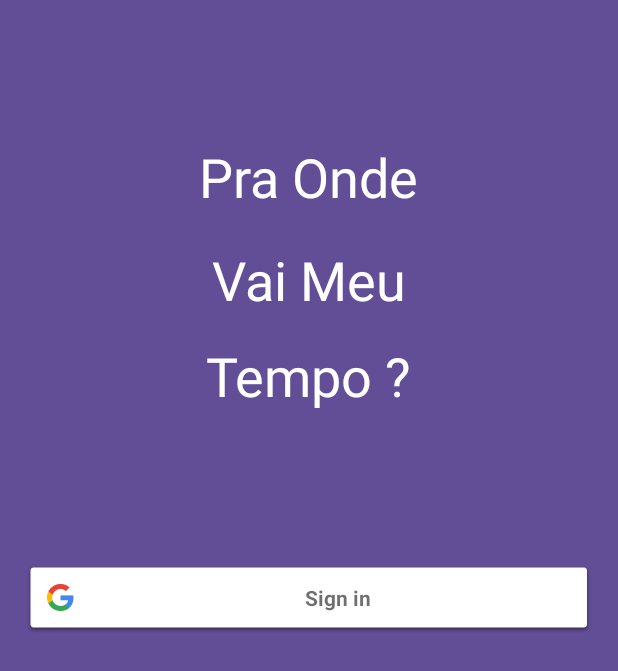
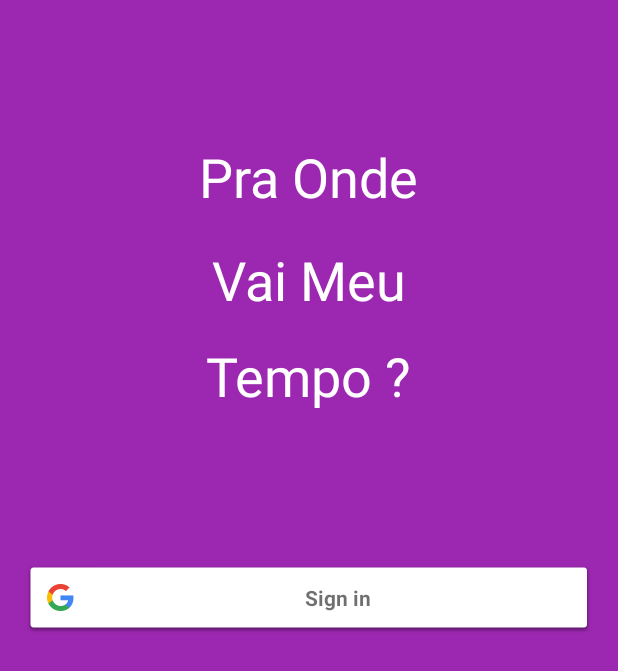
Before and after one commit to pablovfds/POvMTProjetoPiloto, an Android app: the layout activity_login.xml on its own in the app's theme, with its tools: preview values and no code run, on a phone screen of 412 x 824 dp. Shown: the top 671 px of the screen. Run offline under Robolectric (Android 15) with nearby library versions, the phone set to English and light mode, and no system bars.

```diff
--- a/app/src/main/res/layout/activity_login.xml
+++ b/app/src/main/res/layout/activity_login.xml
@@ -8,7 +8,7 @@
     android:paddingLeft="@dimen/activity_horizontal_margin"
     android:paddingRight="@dimen/activity_horizontal_margin"
     android:paddingTop="@dimen/activity_vertical_margin"
-    android:background="@color/cor"
+    android:background="@color/colorPrimary"
     tools:context="com.povmt.les.povmtprojetopiloto.Views.LoginActivity">
 
     <TextView
--- a/app/src/main/res/values/colors.xml
+++ b/app/src/main/res/values/colors.xml
@@ -1,8 +1,15 @@
 <?xml version="1.0" encoding="utf-8"?>
+
 <resources>
-    <color name="colorPrimary">#3F51B5</color>
-    <color name="colorPrimaryDark">#303F9F</color>
-    <color name="colorAccent">#FF4081</color>
-    <color name="cor">#624E97</color>
-    <color name="cor_branca">#FFFFFF</color>
+<color name="colorPrimary">#9C27B0</color>
+<color name="colorPrimaryDark">#7B1FA2</color>
+<color name="primary_light">#E1BEE7</color>
+<color name="colorAccent">#FFC107</color>
+<color name="primary_text">#212121</color>
+<color name="secondary_text">#757575</color>
+<color name="icons">#FFFFFF</color>
+<color name="divider">#BDBDBD</color>
+<color name="cor_branca">#FFFFFF</color>
+
+
 </resources>
--- a/app/src/main/res/values/strings.xml
+++ b/app/src/main/res/values/strings.xml
@@ -1,5 +1,5 @@
 <resources>
-    <string name="app_name">POvMT Projeto Piloto</string>
+    <string name="app_name">POvMT</string>
     <string name="app_name2">Pra Onde</string>
     <string name="app_name3">Vai Meu</string>
     <string name="app_name4">Tempo ?</string>
```
Also changed, not shown: app/src/main/java/com/povmt/les/povmtprojetopiloto/Views/HomeActivity.java (+38 -4 lines), app/src/main/res/layout/activity_home.xml (+29 -5 lines), app/src/main/res/menu/main_menu.xml (added, +16 -0 lines), app/src/main/res/drawable/ic_activities_list.png (added), app/src/main/res/drawable/ic_bar_graph.png (added).
